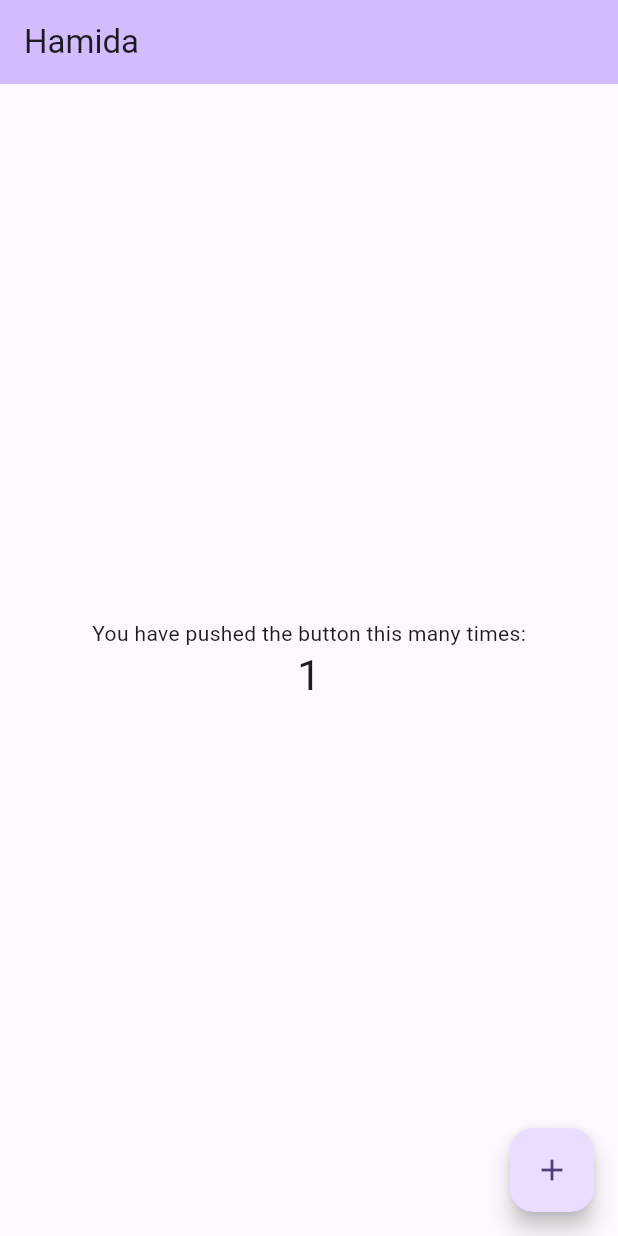
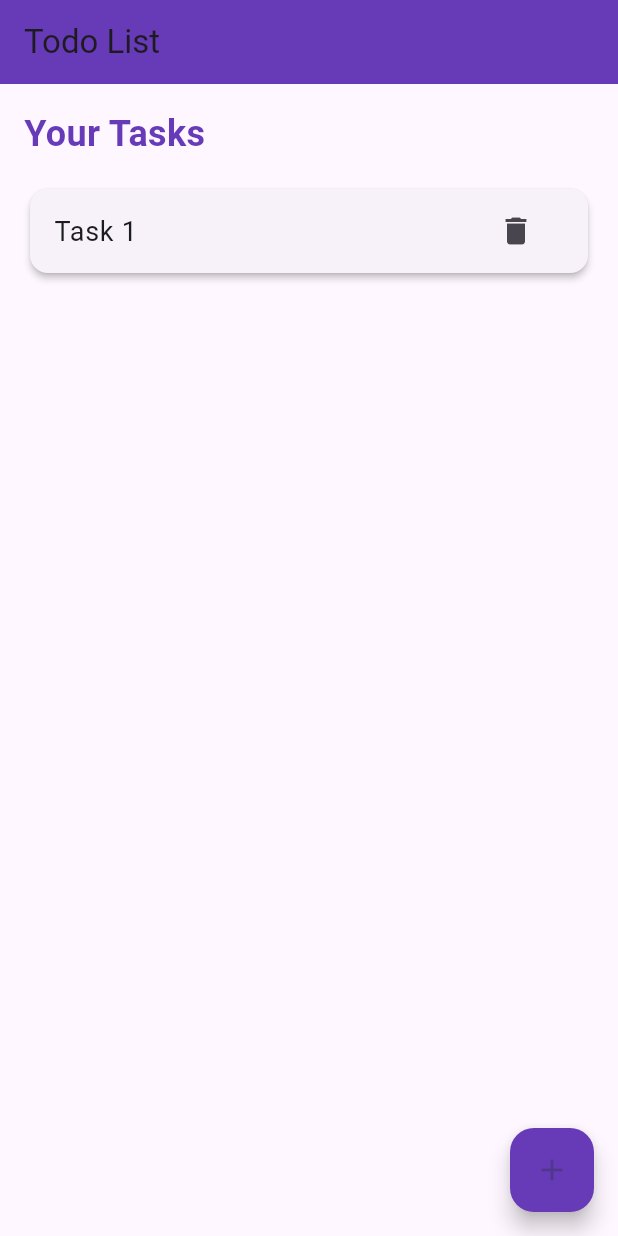
Before and after one commit to hmdlyeva/flutter, a Flutter app: the screen it shows after launch, after a tap on the "add" icon, on a phone screen of 412 x 824 dp. Run offline on Flutter 3.47's test engine with Material 3 defaults, Android fonts, the phone set to English and light mode, and no system bars.

Commit message:
todo app

```diff
--- a/lib/main.dart
+++ b/lib/main.dart
@@ -7,119 +7,96 @@ void main() {
 class MyApp extends StatelessWidget {
   const MyApp({super.key});
 
-  // This widget is the root of your application.
   @override
   Widget build(BuildContext context) {
     return MaterialApp(
-      title: 'Flutter Demo',
+      title: 'Todo App',
       theme: ThemeData(
-        // This is the theme of your application.
-        //
-        // TRY THIS: Try running your application with "flutter run". You'll see
-        // the application has a purple toolbar. Then, without quitting the app,
-        // try changing the seedColor in the colorScheme below to Colors.green
-        // and then invoke "hot reload" (save your changes or press the "hot
-        // reload" button in a Flutter-supported IDE, or press "r" if you used
-        // the command line to start the app).
-        //
-        // Notice that the counter didn't reset back to zero; the application
-        // state is not lost during the reload. To reset the state, use hot
-        // restart instead.
-        //
-        // This works for code too, not just values: Most code changes can be
-        // tested with just a hot reload.
-        colorScheme: ColorScheme.fromSeed(seedColor: Colors.deepPurple),
-        useMaterial3: true,
+        primarySwatch: Colors.blue,
       ),
-      home: const MyHomePage(title: 'Hamida'),
+      home: const TodoListPage(title: 'Todo List'),
     );
   }
 }
 
-class MyHomePage extends StatefulWidget {
-  const MyHomePage({super.key, required this.title});
-
-  // This widget is the home page of your application. It is stateful, meaning
-  // that it has a State object (defined below) that contains fields that affect
-  // how it looks.
-
-  // This class is the configuration for the state. It holds the values (in this
-  // case the title) provided by the parent (in this case the App widget) and
-  // used by the build method of the State. Fields in a Widget subclass are
-  // always marked "final".
+class TodoListPage extends StatefulWidget {
+  const TodoListPage({super.key, required this.title});
 
   final String title;
 
   @override
-  State<MyHomePage> createState() => _MyHomePageState();
+  State<TodoListPage> createState() => _TodoListPageState();
 }
 
-class _MyHomePageState extends State<MyHomePage> {
-  int _counter = 0;
+class _TodoListPageState extends State<TodoListPage> {
+  List<String> todos = [];
 
-  void _incrementCounter() {
+  void _addTodo() {
     setState(() {
-      // This call to setState tells the Flutter framework that something has
-      // changed in this State, which causes it to rerun the build method below
-      // so that the display can reflect the updated values. If we changed
-      // _counter without calling setState(), then the build method would not be
-      // called again, and so nothing would appear to happen.
-      _counter++;
+      todos.add('Task ${todos.length + 1}');
+    });
+  }
+
+  void _deleteTodo(int index) {
+    setState(() {
+      todos.removeAt(index);
     });
   }
 
   @override
   Widget build(BuildContext context) {
-    // This method is rerun every time setState is called, for instance as done
-    // by the _incrementCounter method above.
-    //
-    // The Flutter framework has been optimized to make rerunning build methods
-    // fast, so that you can just rebuild anything that needs updating rather
-    // than having to individually change instances of widgets.
     return Scaffold(
       appBar: AppBar(
-        // TRY THIS: Try changing the color here to a specific color (to
-        // Colors.amber, perhaps?) and trigger a hot reload to see the AppBar
-        // change color while the other colors stay the same.
-        backgroundColor: Theme.of(context).colorScheme.inversePrimary,
-        // Here we take the value from the MyHomePage object that was created by
-        // the App.build method, and use it to set our appbar title.
         title: Text(widget.title),
+        backgroundColor: Colors.deepPurple,
       ),
-      body: Center(
-        // Center is a layout widget. It takes a single child and positions it
-        // in the middle of the parent.
+      body: Container(
+        padding: EdgeInsets.all(16),
         child: Column(
-          // Column is also a layout widget. It takes a list of children and
-          // arranges them vertically. By default, it sizes itself to fit its
-          // children horizontally, and tries to be as tall as its parent.
-          //
-          // Column has various properties to control how it sizes itself and
-          // how it positions its children. Here we use mainAxisAlignment to
-          // center the children vertically; the main axis here is the vertical
-          // axis because Columns are vertical (the cross axis would be
-          // horizontal).
-          //
-          // TRY THIS: Invoke "debug painting" (choose the "Toggle Debug Paint"
-          // action in the IDE, or press "p" in the console), to see the
-          // wireframe for each widget.
-          mainAxisAlignment: MainAxisAlignment.center,
+          crossAxisAlignment: CrossAxisAlignment.start,
           children: <Widget>[
-            const Text(
-              'You have pushed the button this many times:',
+            Text(
+              'Your Tasks',
+              style: TextStyle(
+                fontSize: 24,
+                fontWeight: FontWeight.bold,
+                color: Colors.deepPurple,
+              ),
             ),
-            Text(
-              '$_counter',
-              style: Theme.of(context).textTheme.headlineMedium,
+            SizedBox(height: 16),
+            Expanded(
+              child: ListView.builder(
+                itemCount: todos.length,
+                itemBuilder: (context, index) {
+                  return Card(
+                    elevation: 2,
+                    child: ListTile(
+                      title: Text(
+                        todos[index],
+                        style: TextStyle(
+                          fontSize: 18,
+                        ),
+                      ),
+                      trailing: IconButton(
+                        icon: Icon(Icons.delete),
+                        onPressed: () {
+                          _deleteTodo(index);
+                        },
+                      ),
+                    ),
+                  );
+                },
+              ),
             ),
           ],
         ),
       ),
       floatingActionButton: FloatingActionButton(
-        onPressed: _incrementCounter,
-        tooltip: 'Increment',
+        onPressed: _addTodo,
+        tooltip: 'Add Todo',
         child: const Icon(Icons.add),
-      ), // This trailing comma makes auto-formatting nicer for build methods.
+        backgroundColor: Colors.deepPurple, // FAB rengini değiştirelim
+      ),
     );
   }
 }
```
